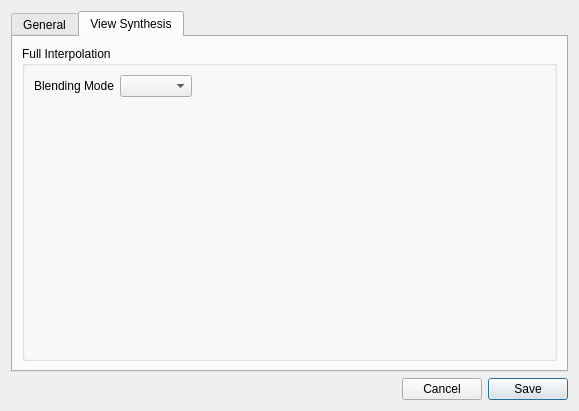
IENT/YUView, file settingswindow.ui: the form before one commit.
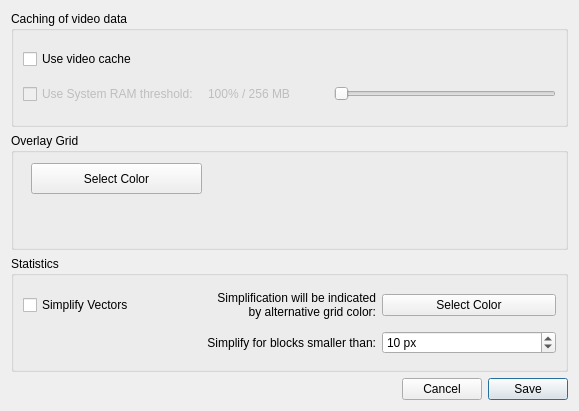
The form after the commit. The open tabs and pages were chosen to show the change.

Commit message: - removed entries in settings window related to view synthesis

Diff of the .ui file:
```diff
--- a/settingswindow.ui
+++ b/settingswindow.ui
@@ -27,14 +27,6 @@
   </property>
   <layout class="QVBoxLayout" name="verticalLayout">
    <item>
-    <widget class="QTabWidget" name="tabWidget">
-     <property name="currentIndex">
-      <number>0</number>
-     </property>
-     <widget class="QWidget" name="general">
-      <attribute name="title">
-       <string>General</string>
-      </attribute>
       <layout class="QVBoxLayout" name="verticalLayout_2">
        <item>
         <widget class="QGroupBox" name="groupBox">
@@ -165,7 +157,7 @@
            <widget class="QLabel" name="label_2">
             <property name="text">
              <string>Simplification will be indicated
- by alternative grid color:</string>
+by alternative grid color:</string>
             </property>
             <property name="alignment">
              <set>Qt::AlignRight|Qt::AlignTrailing|Qt::AlignVCenter</set>
@@ -193,37 +185,6 @@
         </widget>
        </item>
       </layout>
-     </widget>
-     <widget class="QWidget" name="synthesis">
-      <attribute name="title">
-       <string>View Synthesis</string>
-      </attribute>
-      <layout class="QVBoxLayout" name="verticalLayout_3">
-       <item>
-        <widget class="QGroupBox" name="groupBox_3">
-         <property name="title">
-          <string>Full Interpolation</string>
-         </property>
-         <layout class="QFormLayout" name="formLayout">
-          <property name="fieldGrowthPolicy">
-           <enum>QFormLayout::ExpandingFieldsGrow</enum>
-          </property>
-          <item row="0" column="1">
-           <widget class="QComboBox" name="blendingModeComboBox"/>
-          </item>
-          <item row="0" column="0">
-           <widget class="QLabel" name="label">
-            <property name="text">
-             <string>Blending Mode</string>
-            </property>
-           </widget>
-          </item>
-         </layout>
-        </widget>
-       </item>
-      </layout>
-     </widget>
-    </widget>
    </item>
    <item>
     <layout class="QHBoxLayout" name="horizontalLayout">
```
Left out of the diff: 2 changed lines with no effect on the pictures. Lines whose indentation alone changed are shown as unchanged. The commit also changes 2 other files.
